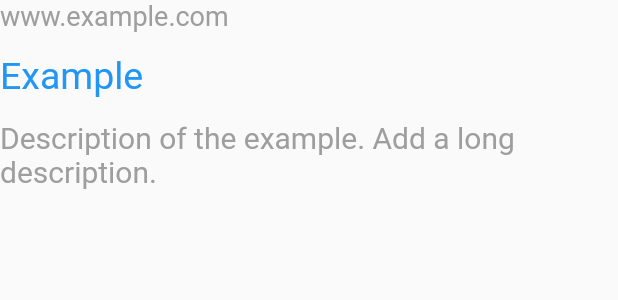
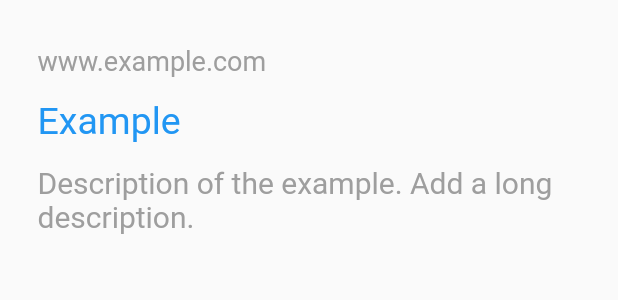
Before and after one commit to DevKhalyd/rg_portfolio, a Flutter app: the SearchLinkItem widget shown alone on an empty page, opened directly, on a phone screen of 412 x 824 dp. Shown: the top 300 px of the screen. Run offline on Flutter 3.47's test engine with Material 2 defaults, Android fonts, the phone set to English and light mode, and no system bars; our stand-ins replace bloc, equatable, flutter_bloc, flutter_smart_dialog.

Commit message:
Search Item terminated

```diff
--- a/lib/core/widgets/text_custom.dart
+++ b/lib/core/widgets/text_custom.dart
@@ -8,6 +8,7 @@ class TextCustom extends StatelessWidget {
     this.fontWeight,
     this.color,
     this.decoration,
+    this.maxLines,
   }) : super(key: key);
 
   final String data;
@@ -15,11 +16,13 @@ class TextCustom extends StatelessWidget {
   final FontWeight? fontWeight;
   final Color? color;
   final TextDecoration? decoration;
+  final int? maxLines;
 
   @override
   Widget build(BuildContext context) {
     return Text(
       data,
+      maxLines: maxLines,
       style: TextStyle(
         decoration: decoration,
         fontSize: fontSize,
--- a/lib/features/search/presentation/widgets/body/searcher_link_item.dart
+++ b/lib/features/search/presentation/widgets/body/searcher_link_item.dart
@@ -1,11 +1,6 @@
 import 'package:flutter/material.dart';
 
 import '../../../../../core/widgets/text_custom.dart';
-
-
-// TODO: Continue replicating this part:
-
-// https://gfolio.enjeck.com/about
 
 /// The item that appears when a result is selected.
 class SearchLinkItem extends StatefulWidget {
@@ -36,6 +31,8 @@ class SearchLinkItem extends StatefulWidget {
   State<SearchLinkItem> createState() => _SearchLinkItemState();
 }
 
+const side = 25.0;
+
 class _SearchLinkItemState extends State<SearchLinkItem> {
   bool isHover = false;
 
@@ -43,7 +40,9 @@ class _SearchLinkItemState extends State<SearchLinkItem> {
   Widget build(BuildContext context) {
     assert((widget.topicList?.length ?? 0) < 3);
 
-    return Column(
+    return Padding(
+      padding: const EdgeInsets.only(top: 30, left: side, right: side),
+      child: Column(
         crossAxisAlignment: CrossAxisAlignment.start,
         children: [
           InkResponse(
@@ -82,14 +81,21 @@ class _SearchLinkItemState extends State<SearchLinkItem> {
             ),
           ),
           const SizedBox(height: 15.0),
-        SelectableText(
+          Container(
+            constraints: const BoxConstraints(
+              maxWidth: 1000,
+            ),
+            child: SelectableText(
               widget.description,
               style: const TextStyle(
                 fontSize: 20,
                 color: Colors.grey,
+                overflow: TextOverflow.ellipsis,
+              ),
             ),
           ),
         ],
+      ),
     );
   }
 
```
Also changed, not shown: lib/features/home/presentation/bloc/home_event.dart (+17 -0 lines), lib/features/home/presentation/bloc/home_state.dart (+14 -2 lines), lib/test_widgets/test_search_item.dart (+7 -12 lines). Lines whose indentation alone changed are shown as unchanged.
